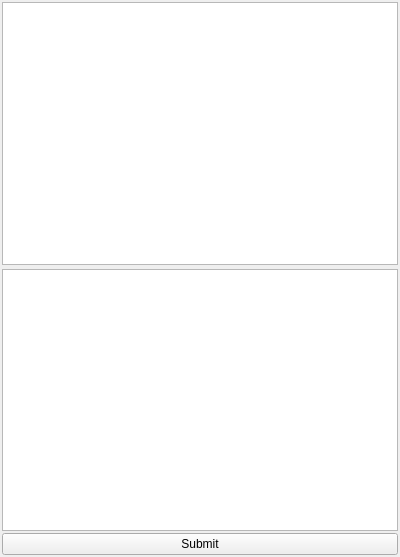
Before: the Qt Designer form src/piced/TextWindow.ui in eliemichel/RayStep, drawn with Qt 5.
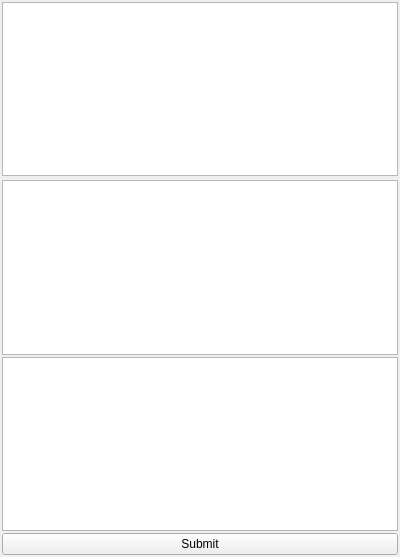
After: the same form once the commit is applied. Custom widgets are drawn as their Qt base class.

Commit message: Add properties model

What changed in the file:
```diff
--- a/src/piced/TextWindow.ui
+++ b/src/piced/TextWindow.ui
@@ -52,6 +52,9 @@
      </property>
     </widget>
    </item>
+   <item>
+    <widget class="QTreeView" name="propertiesView"/>
+   </item>
    <item>
     <widget class="QPushButton" name="submitButton">
      <property name="text">
```
The commit also changes 10 other files.
